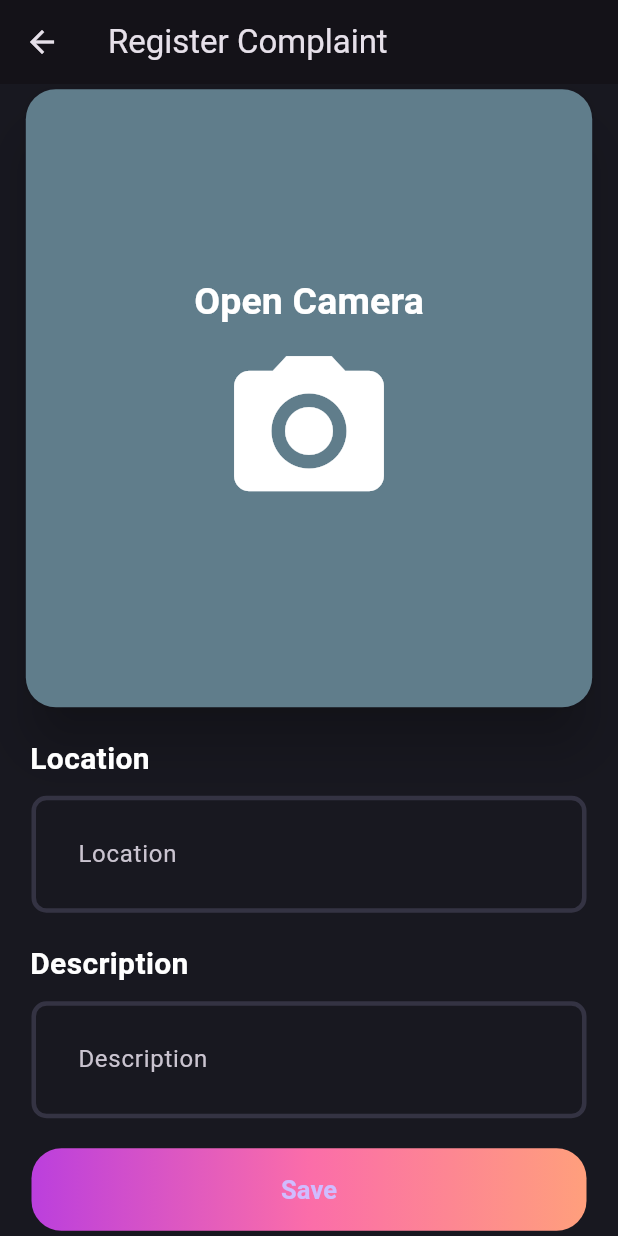
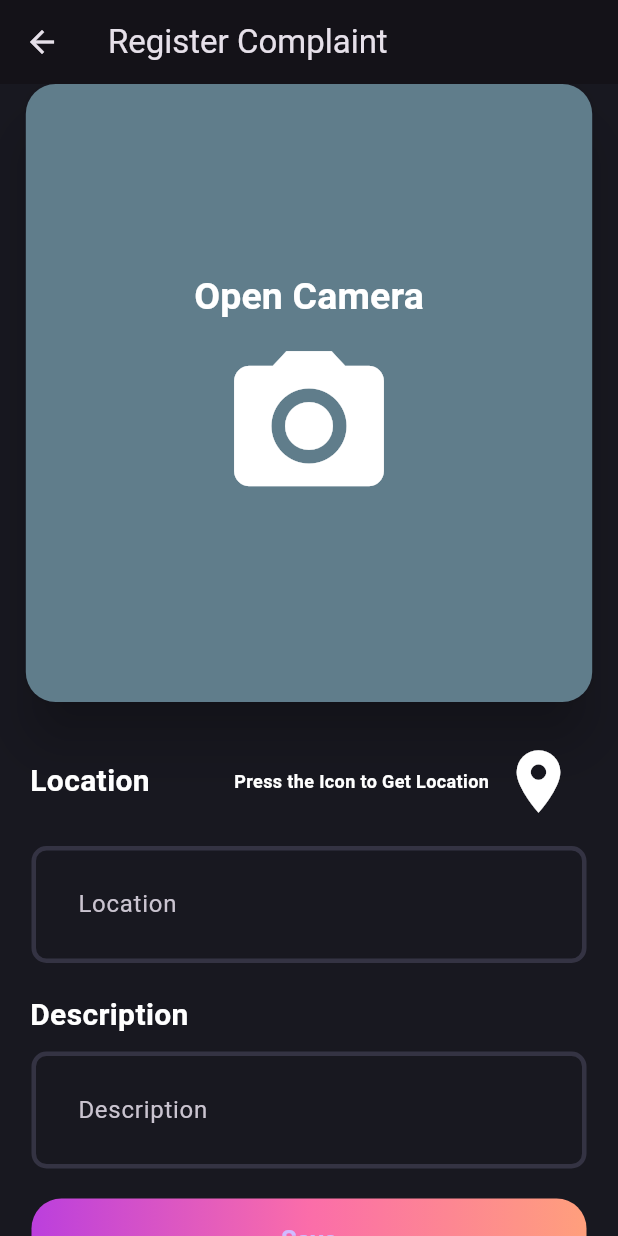
Before and after one commit to tauquirahmed/Frontend-Wastely, a Flutter app: the CameraScreen screen opened by its route, on a phone screen of 412 x 824 dp. Run offline on Flutter 3.47's test engine with Material 3 defaults, Android fonts, the phone set to English and light mode, and no system bars; our stand-ins replace cookie_jar, dio, dio_cookie_manager, flutter_svg, geocoding, geolocator and 4 more; accounts and stored records are empty.

Commit message:
almost done the main components

```diff
--- a/lib/pages/complaint_screen.dart
+++ b/lib/pages/complaint_screen.dart
@@ -32,9 +32,10 @@ class CameraScreen extends StatelessWidget {
                     CameraCard(),
                     const SizedBox(height: 20),
                     Padding(
-                      padding: const EdgeInsets.only(left: 20, bottom: 10),
+                      padding: const EdgeInsets.only(
+                          left: 20, bottom: 10, right: 20),
                       child: Row(
-                        mainAxisAlignment: MainAxisAlignment.start,
+                        mainAxisAlignment: MainAxisAlignment.spaceBetween,
                         children: [
                           Text(
                             "Location",
@@ -42,6 +43,33 @@ class CameraScreen extends StatelessWidget {
                                 color: Pallete.whiteColor,
                                 fontSize: 20,
                                 fontWeight: FontWeight.bold),
+                          ),
+                          Row(
+                            children: [
+                              Text(
+                                "Press the Icon to Get Location",
+                                style: TextStyle(
+                                    color: Pallete.whiteColor,
+                                    fontSize: 12,
+                                    fontWeight: FontWeight.bold),
+                              ),
+                              IconButton(
+                                onPressed: () {
+                                  controller.isGettingLocation.value = true;
+                                  controller
+                                      .getGeoLocationPosition()
+                                      .then((value) {
+                                    controller.GetAddressFromLatLong(value);
+                                  });
+                                  controller.isGettingLocation.value = false;
+                                },
+                                icon: Icon(
+                                  Icons.location_on,
+                                  color: Pallete.whiteColor,
+                                  size: 50,
+                                ),
+                              ),
+                            ],
                           ),
                         ],
                       ),
@@ -93,6 +121,18 @@ class CameraScreen extends StatelessWidget {
                 return SizedBox.shrink();
               }
             }),
+            GetAlias.Obx(() {
+              if (controller.isGettingLocation.value) {
+                return Container(
+                  color: Colors.black54,
+                  child: Center(
+                    child: CircularProgressIndicator(),
+                  ),
+                );
+              } else {
+                return SizedBox.shrink();
+              }
+            }),
           ],
         ),
       ),
--- a/pubspec.yaml
+++ b/pubspec.yaml
@@ -43,6 +43,8 @@ dependencies:
   dio_cookie_manager: ^3.1.1
   get_storage: ^2.1.1
   intl: ^0.19.0
+  geolocator:
+  geocoding:
 
 
 dev_dependencies:
```
Also changed, not shown: lib/pages/controller/complaint_controller.dart (+59 -5 lines), lib/pages/controller/location_controller.dart (added, +70 -0 lines), lib/widgets/register_complaint_card.dart (+9 -1 lines), pubspec.lock, 6 other files.
